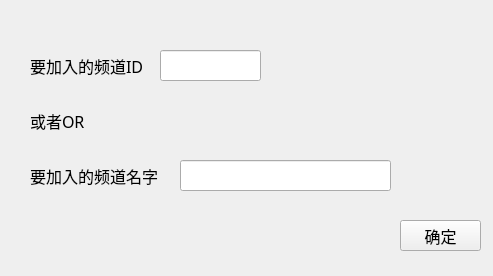
First picture: the form in RSStalk/join_channel.ui, repository oduiwei/RSStalk, before the edit.
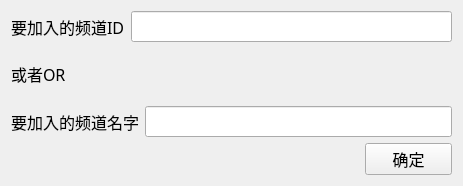
Second picture: the form after the edit.

What changed in the file:
```diff
--- a/RSStalk/join_channel.ui
+++ b/RSStalk/join_channel.ui
@@ -6,22 +6,20 @@
    <rect>
     <x>0</x>
     <y>0</y>
-    <width>493</width>
-    <height>276</height>
+    <width>463</width>
+    <height>186</height>
    </rect>
   </property>
   <property name="windowTitle">
    <string>Form</string>
   </property>
+  <layout class="QVBoxLayout" name="verticalLayout_2" stretch="5,1">
+   <item>
+    <layout class="QVBoxLayout" name="verticalLayout">
+     <item>
+      <layout class="QHBoxLayout" name="horizontalLayout_3">
+       <item>
   <widget class="QLabel" name="label">
-   <property name="geometry">
-    <rect>
-     <x>30</x>
-     <y>50</y>
-     <width>141</width>
-     <height>31</height>
-    </rect>
-   </property>
    <property name="font">
     <font>
      <family>Adobe 黑体 Std R</family>
@@ -32,15 +30,9 @@
     <string>要加入的频道ID</string>
    </property>
   </widget>
+       </item>
+       <item>
   <widget class="QLineEdit" name="id_lineEdit">
-   <property name="geometry">
-    <rect>
-     <x>160</x>
-     <y>50</y>
-     <width>101</width>
-     <height>31</height>
-    </rect>
-   </property>
    <property name="font">
     <font>
      <family>Adobe 黑体 Std R</family>
@@ -48,15 +40,13 @@
     </font>
    </property>
   </widget>
+       </item>
+      </layout>
+     </item>
+     <item>
+      <layout class="QHBoxLayout" name="horizontalLayout_2">
+       <item>
   <widget class="QLabel" name="label_2">
-   <property name="geometry">
-    <rect>
-     <x>30</x>
-     <y>110</y>
-     <width>91</width>
-     <height>21</height>
-    </rect>
-   </property>
    <property name="font">
     <font>
      <family>Adobe 黑体 Std R</family>
@@ -67,15 +57,26 @@
     <string>或者OR</string>
    </property>
   </widget>
+       </item>
+       <item>
+        <spacer name="horizontalSpacer">
+         <property name="orientation">
+          <enum>Qt::Horizontal</enum>
+         </property>
+         <property name="sizeHint" stdset="0">
+          <size>
+           <width>40</width>
+           <height>20</height>
+          </size>
+         </property>
+        </spacer>
+       </item>
+      </layout>
+     </item>
+     <item>
+      <layout class="QHBoxLayout" name="horizontalLayout">
+       <item>
   <widget class="QLabel" name="label_3">
-   <property name="geometry">
-    <rect>
-     <x>30</x>
-     <y>160</y>
-     <width>131</width>
-     <height>31</height>
-    </rect>
-   </property>
    <property name="font">
     <font>
      <family>Adobe 黑体 Std R</family>
@@ -86,15 +87,9 @@
     <string>要加入的频道名字</string>
    </property>
   </widget>
+       </item>
+       <item>
   <widget class="QLineEdit" name="name_lineEdit">
-   <property name="geometry">
-    <rect>
-     <x>180</x>
-     <y>160</y>
-     <width>211</width>
-     <height>31</height>
-    </rect>
-   </property>
    <property name="font">
     <font>
      <family>Adobe 黑体 Std R</family>
@@ -102,15 +97,15 @@
     </font>
    </property>
   </widget>
+       </item>
+      </layout>
+     </item>
+    </layout>
+   </item>
+   <item>
+    <layout class="QHBoxLayout" name="horizontalLayout_4" stretch="4,1">
+     <item>
   <widget class="QLabel" name="tip_label">
-   <property name="geometry">
-    <rect>
-     <x>50</x>
-     <y>220</y>
-     <width>251</width>
-     <height>31</height>
-    </rect>
-   </property>
    <property name="font">
     <font>
      <pointsize>12</pointsize>
@@ -120,15 +115,9 @@
     <string/>
    </property>
   </widget>
+     </item>
+     <item>
   <widget class="QPushButton" name="pushButton">
-   <property name="geometry">
-    <rect>
-     <x>400</x>
-     <y>220</y>
-     <width>81</width>
-     <height>31</height>
-    </rect>
-   </property>
    <property name="font">
     <font>
      <family>Adobe 黑体 Std R</family>
@@ -139,6 +128,10 @@
     <string>确定</string>
    </property>
   </widget>
+     </item>
+    </layout>
+   </item>
+  </layout>
  </widget>
  <resources/>
  <connections/>
```
Lines whose indentation alone changed are shown as unchanged.
